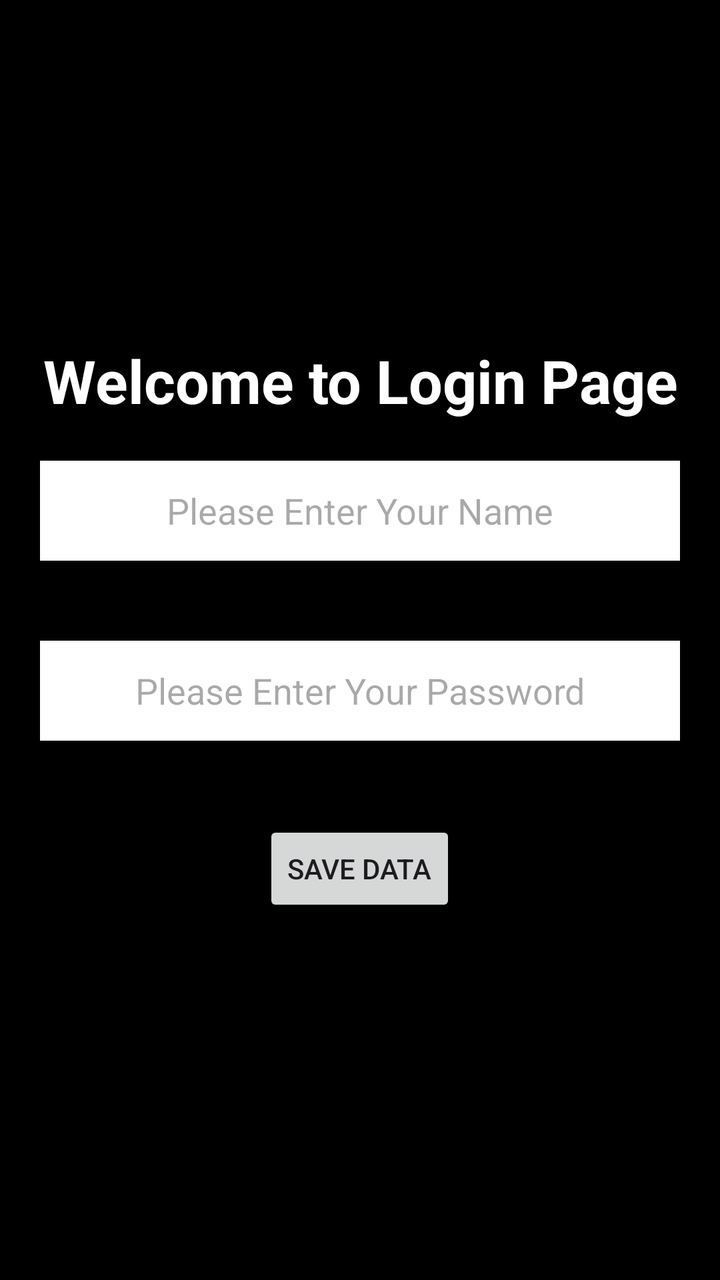
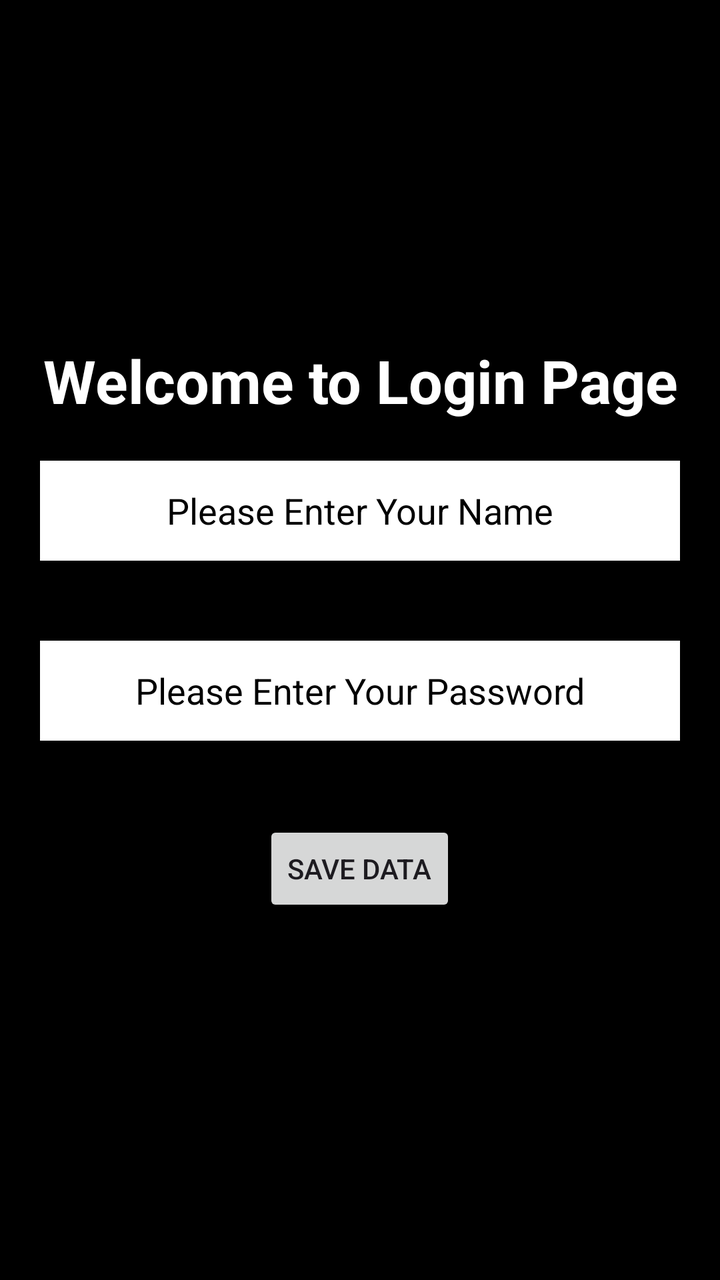

Two renders of the same Android screen: before a commit and after it. Below are the layout's source before the change and the commit's diff.
<!-- AndroidManifest.xml: application theme Theme.Passvault -->
<!-- res/layout/activity_main.xml -->
<?xml version="1.0" encoding="utf-8"?>
<LinearLayout
    xmlns:android="http://schemas.android.com/apk/res/android"  xmlns:app="http://schemas.android.com/apk/res-auto"  xmlns:tools="http://schemas.android.com/tools"  android:layout_width="match_parent"
    android:layout_height="match_parent"
    android:background="@color/black"
    android:orientation="vertical"
    tools:context=".MainActivity">
    <TextView
        android:layout_width="match_parent"
        android:layout_height="wrap_content"
        android:text="Welcome to Login Page"
        android:layout_gravity="center"
        android:gravity="center"
        android:layout_marginTop="170dp"
        android:textSize="30sp"
        android:textStyle="bold"
        android:textColor="@color/white"/>
    <EditText
        android:id="@+id/eTName"
        android:layout_width="match_parent"
        android:layout_height="50dp"
        android:background="@color/white"
        android:textColor="@color/black"
        android:hint="Please Enter Your Name"  android:layout_margin="20dp"
        android:gravity="center"
        />
    <EditText
        android:id="@+id/eTPassword"
        android:layout_width="match_parent"
        android:layout_height="50dp"
        android:background="@color/white"
        android:textColor="@color/black"
        android:hint="Please Enter Your Password"  android:layout_margin="20dp"
        android:gravity="center"
        />
    <Button
        android:id="@+id/btnSave"
        android:layout_width="wrap_content"
        android:layout_height="wrap_content"
        android:text="SAVE DATA"
        android:layout_margin="20dp"
        android:layout_gravity="center"
        android:gravity="center"/>
</LinearLayout>
<!-- resources referenced by this layout -->
<resources>
  <color name="black">#FF000000</color>
  <color name="white">#FFFFFFFF</color>
  <style name="Theme.Passvault" parent="Base.Theme.Passvault" />
  <style name="Base.Theme.Passvault" parent="Theme.Material3.DayNight.NoActionBar">
          
          
      </style>
</resources>

<!-- the commit's change to res/layout/activity_main.xml (unified diff, before → after) -->
@@ -21,7 +21,9 @@
         android:layout_height="50dp"
         android:background="@color/white"
         android:textColor="@color/black"
-        android:hint="Please Enter Your Name"  android:layout_margin="20dp"
+        android:hint="Please Enter Your Name"
+        android:textColorHint="@color/black"
+        android:layout_margin="20dp"
         android:gravity="center"
         />
     <EditText
@@ -30,7 +32,9 @@
         android:layout_height="50dp"
         android:background="@color/white"
         android:textColor="@color/black"
-        android:hint="Please Enter Your Password"  android:layout_margin="20dp"
+        android:hint="Please Enter Your Password"
+        android:textColorHint="@color/black"
+        android:layout_margin="20dp"
         android:gravity="center"
         />
     <Button
